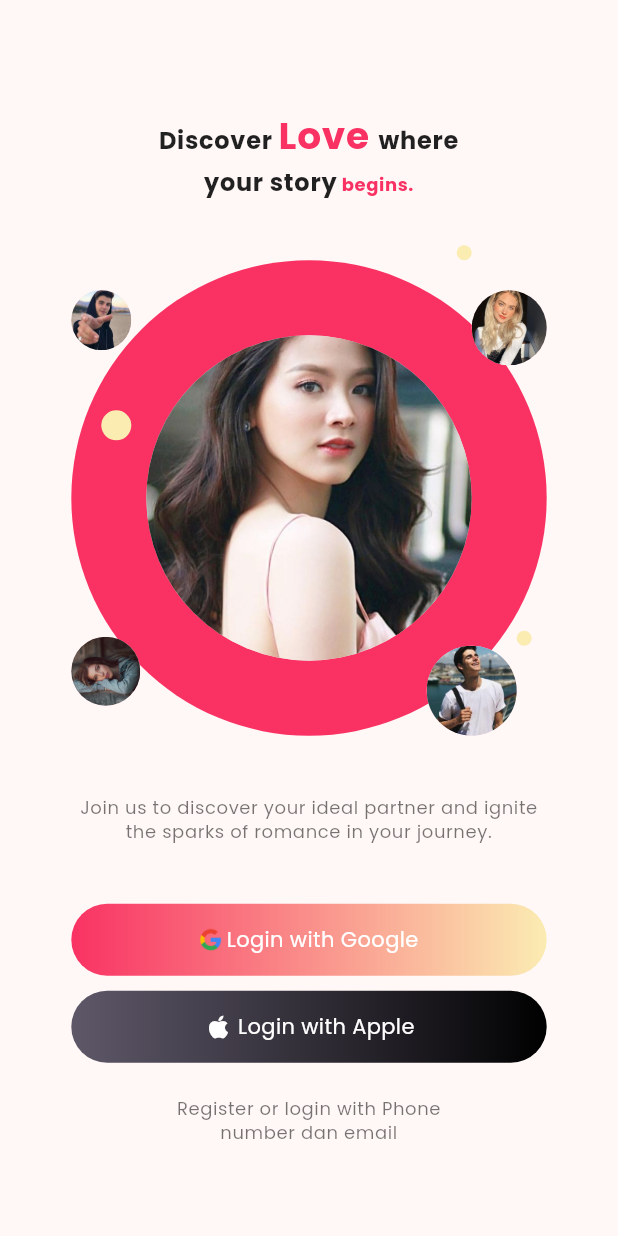
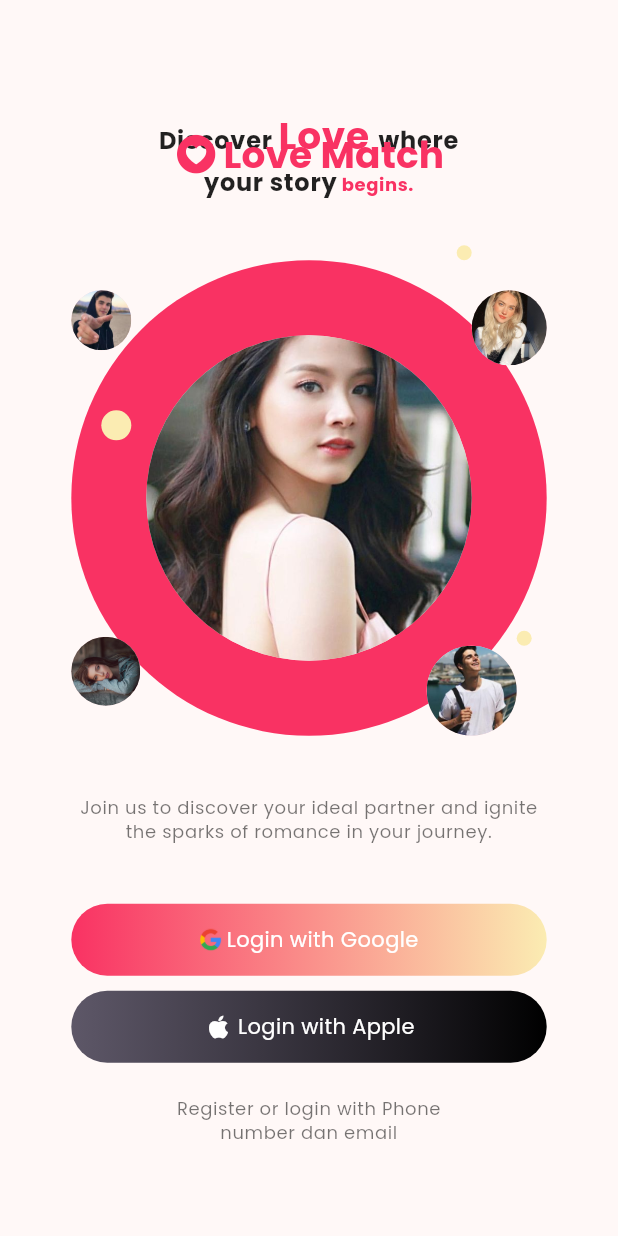
Before and after one commit to dwidev/chat_bloc, a Flutter app: the screen it shows after launch, on a phone screen of 412 x 824 dp. Run offline on Flutter 3.47's test engine with Material 2 defaults, Android fonts, the light colour scheme and no system bars; drawn by our look-alikes of flutter_animate; our stand-ins replace bloc_concurrency, dio, dotted_border, equatable, flutter_bloc, flutter_spinkit and 3 more.

Commit message:
- create splash page and animation to login page

```diff
--- a/lib/auth/pages/login_page.dart
+++ b/lib/auth/pages/login_page.dart
@@ -1,3 +1,4 @@
+import 'package:chat_bloc/core/extensions/extensions.dart';
 import 'package:flutter/cupertino.dart';
 import 'package:flutter/material.dart';
 import 'package:flutter_animate/flutter_animate.dart';
@@ -19,6 +20,12 @@ class _LoginPageState extends State<LoginPage> with TickerProviderStateMixin {
   late AnimationController animationController =
       AnimationController(vsync: this);
 
+  late AnimationController animationLogoController =
+      AnimationController(vsync: this);
+
+  late AnimationController animationDescController =
+      AnimationController(vsync: this);
+
   @override
   Widget build(BuildContext context) {
     final size = MediaQuery.of(context).size;
@@ -32,6 +39,9 @@ class _LoginPageState extends State<LoginPage> with TickerProviderStateMixin {
           mainAxisAlignment: MainAxisAlignment.center,
           children: [
             const SizedBox(height: 20),
+            Stack(
+              alignment: Alignment.center,
+              children: [
                 SizedBox(
                   width: size.width / 1.8,
                   child: RichText(
@@ -65,7 +75,54 @@ class _LoginPageState extends State<LoginPage> with TickerProviderStateMixin {
                       ],
                     ),
                   ),
-            ).animate().slide(delay: const Duration(milliseconds: 500)).fade(),
+                )
+                    .animate()
+                    .slide(
+                      delay: 1500.ms,
+                      curve: Curves.fastEaseInToSlowEaseOut,
+                    )
+                    .fade(duration: 1000.ms),
+                Row(
+                  crossAxisAlignment: CrossAxisAlignment.center,
+                  mainAxisAlignment: MainAxisAlignment.center,
+                  mainAxisSize: MainAxisSize.min,
+                  children: [
+                    const Icon(
+                      CupertinoIcons.heart_circle_fill,
+                      size: 30,
+                      color: primaryColor,
+                    ),
+                    const SizedBox(width: 3),
+                    Text(
+                      "Love Match",
+                      style: context.textTheme.labelLarge?.copyWith(
+                        color: primaryColor,
+                        fontWeight: FontWeight.bold,
+                        fontSize: 25,
+                      ),
+                    )
+                  ],
+                )
+                    .animate(
+                      onComplete: (controller) {
+                        animationLogoController.forward();
+                      },
+                    )
+                    .fade(delay: 500.ms)
+                    .then()
+                    .shimmer(duration: 500.ms)
+                    .animate(
+                      autoPlay: false,
+                      controller: animationLogoController,
+                    )
+                    .slideY(
+                      begin: 0,
+                      end: -4.5,
+                      curve: Curves.fastEaseInToSlowEaseOut,
+                      duration: 1000.ms,
+                    ),
+              ],
+            ),
             const SizedBox(height: 40),
             IntroWidget(
               animationController: animationController,
--- a/lib/core/constant/png_assets.dart
+++ b/lib/core/constant/png_assets.dart
@@ -1,3 +1,4 @@
 const google = "assets/google.png";
 const location = "assets/loc.png";
 const woman = "assets/woman.png";
+const whiteLogo = "assets/logo.png";
--- /dev/null
+++ b/lib/core/extensions/extensions.dart
@@ -0,0 +1 @@
+export 'context_extendsion.dart';
--- a/lib/main.dart
+++ b/lib/main.dart
@@ -1,7 +1,7 @@
 import 'package:flutter/material.dart';
 import 'package:flutter_bloc/flutter_bloc.dart';
 
-import 'auth/pages/login_page.dart';
+import 'auth/pages/spalsh_page.dart';
 import 'chat/data/datasources/http_datasource.dart';
 import 'chat/data/datasources/ws_datasource.dart';
 import 'chat/data/repository/chat_repository.dart';
@@ -30,7 +30,7 @@ class MyApp extends StatelessWidget {
         theme: lightTheme,
         initialRoute: "/",
         routes: {
-          "/": (context) => const LoginPage(),
+          "/": (context) => const SplashPage(),
         },
         builder: (context, child) {
           return MultiBlocProvider(
```
Also changed, not shown: lib/auth/pages/spalsh_page.dart (added, +110 -0 lines), lib/core/extensions/context_extendsion.dart (added, +7 -0 lines). Lines whose indentation alone changed are shown as unchanged.
